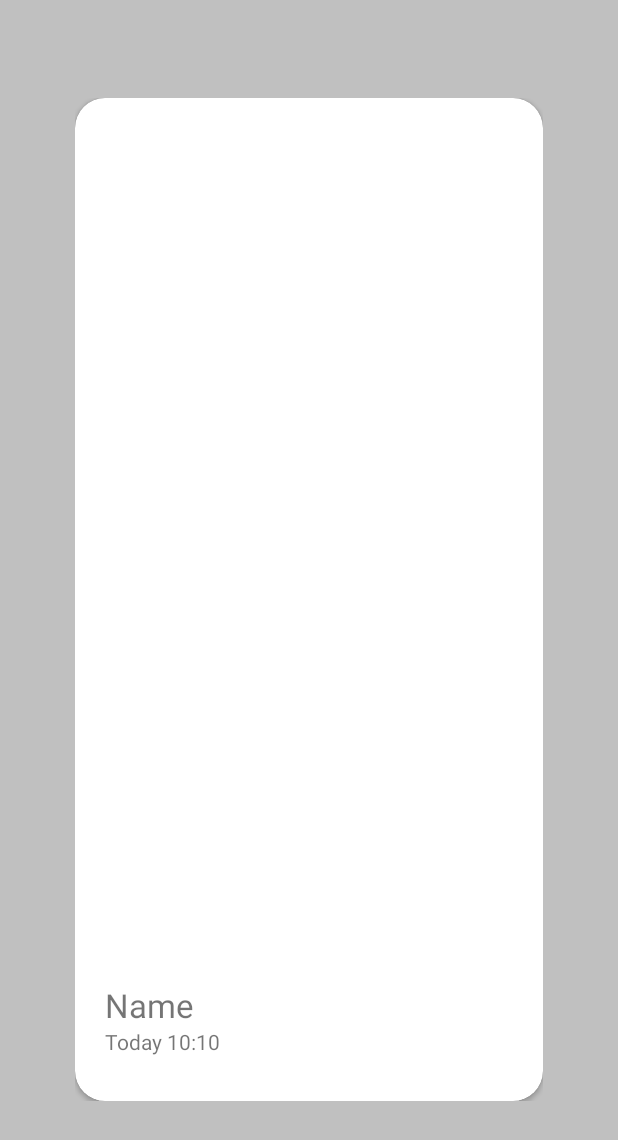
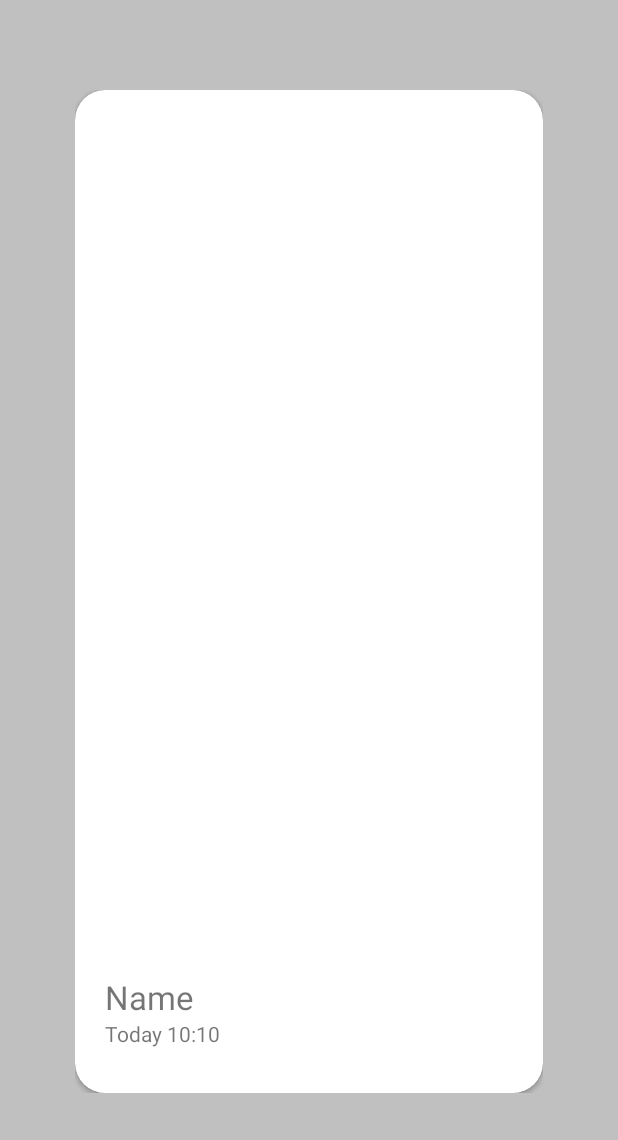
Before and after one commit to kaiakz/PiChat, an Android app: the layout message_item.xml on its own in the app's theme, with its tools: preview values and no code run, on a phone screen of 412 x 824 dp. Shown: the top 1140 px of the screen. Run offline under Robolectric (Android 15) with nearby library versions, the phone set to English and light mode, and no system bars.

Commit message:
Improve the layout

```diff
--- a/app/src/main/res/drawable/ic_send_black_24dp.xml
+++ b/app/src/main/res/drawable/ic_send_black_24dp.xml
@@ -4,6 +4,6 @@
         android:viewportWidth="24.0"
         android:viewportHeight="24.0">
     <path
-        android:fillColor="#1de9b6"
+        android:fillColor="#03DAC5"
         android:pathData="M2.01,21L23,12 2.01,3 2,10l15,2 -15,2z"/>
 </vector>
--- a/app/src/main/res/layout/activity_paint.xml
+++ b/app/src/main/res/layout/activity_paint.xml
@@ -3,7 +3,7 @@
     xmlns:app="http://schemas.android.com/apk/res-auto"
     android:layout_width="match_parent"
     android:layout_height="match_parent"
-    android:background="#CCCCCC ">
+    android:background="#CCCCCC">
 
     <androidx.cardview.widget.CardView
         android:layout_width="match_parent"
--- a/app/src/main/res/layout/message_item.xml
+++ b/app/src/main/res/layout/message_item.xml
@@ -5,8 +5,8 @@
     android:layout_height="match_parent"
     android:orientation="vertical"
     android:paddingHorizontal="50dp"
-    android:paddingTop="65dp"
-    android:paddingBottom="90dp"
+    android:paddingTop="60dp"
+    android:paddingBottom="95dp"
     android:background="#c0c0c0">
 
         <androidx.cardview.widget.CardView
--- a/app/src/main/res/values/styles.xml
+++ b/app/src/main/res/values/styles.xml
@@ -6,6 +6,7 @@
         <item name="colorPrimary">@color/colorPrimary</item>
         <item name="colorPrimaryDark">@color/colorPrimaryDark</item>
         <item name="colorAccent">@color/colorAccent</item>
+        <item name="windowNoTitle">true</item>
     </style>
 
 </resources>
```
